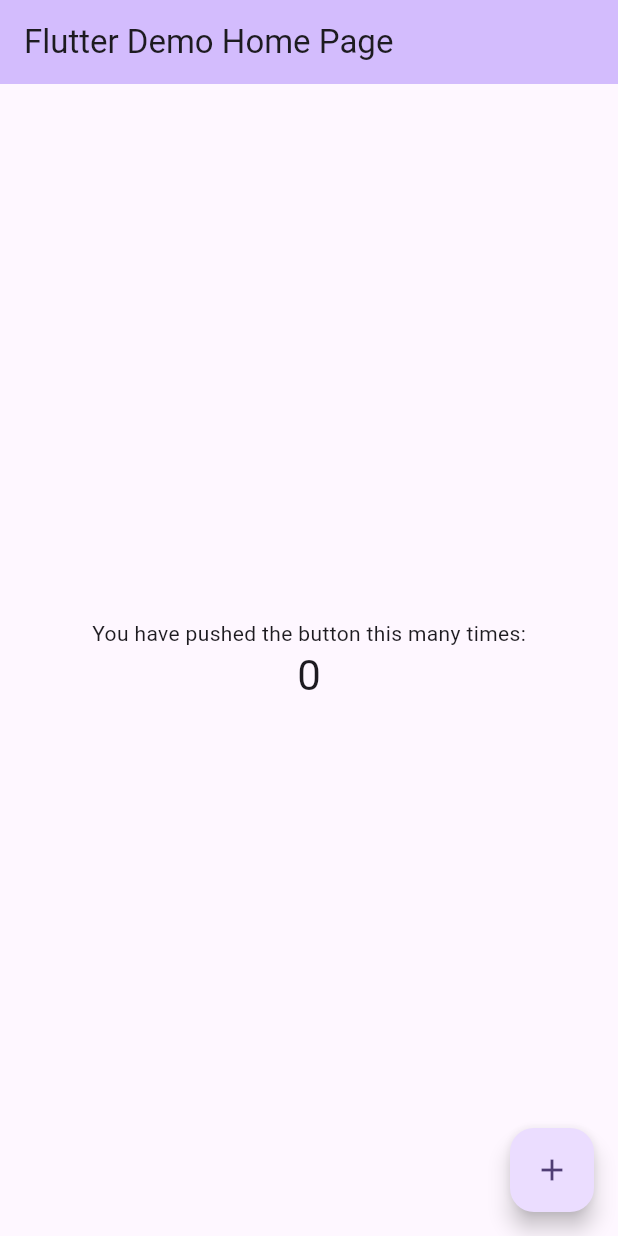
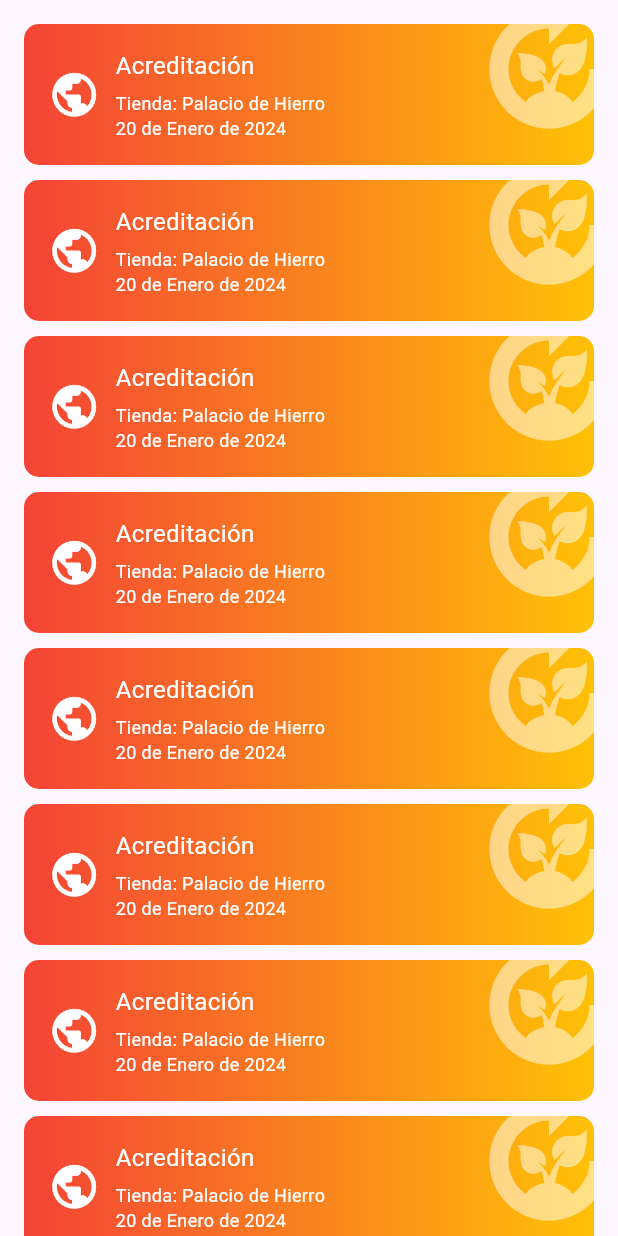
Before and after one commit to alexglzrys/flutter_slivers_list, a Flutter app: the screen it shows after launch, on a phone screen of 412 x 824 dp. Run offline on Flutter 3.47's test engine with Material 3 defaults, Android fonts, the light colour scheme and no system bars.

Commit message:
diseño básico - listado de elemetos

```diff
--- a/lib/main.dart
+++ b/lib/main.dart
@@ -1,125 +1,17 @@
 import 'package:flutter/material.dart';
+import 'package:sliver_list_flutter_app/widgets/accreditation_list.dart';
 
-void main() {
-  runApp(const MyApp());
-}
+void main() => runApp(const SliverListApp());
 
-class MyApp extends StatelessWidget {
-  const MyApp({super.key});
+class SliverListApp extends StatelessWidget {
+  const SliverListApp({super.key});
 
-  // This widget is the root of your application.
   @override
   Widget build(BuildContext context) {
-    return MaterialApp(
-      title: 'Flutter Demo',
-      theme: ThemeData(
-        // This is the theme of your application.
-        //
-        // TRY THIS: Try running your application with "flutter run". You'll see
-        // the application has a blue toolbar. Then, without quitting the app,
-        // try changing the seedColor in the colorScheme below to Colors.green
-        // and then invoke "hot reload" (save your changes or press the "hot
-        // reload" button in a Flutter-supported IDE, or press "r" if you used
-        // the command line to start the app).
-        //
-        // Notice that the counter didn't reset back to zero; the application
-        // state is not lost during the reload. To reset the state, use hot
-        // restart instead.
-        //
-        // This works for code too, not just values: Most code changes can be
-        // tested with just a hot reload.
-        colorScheme: ColorScheme.fromSeed(seedColor: Colors.deepPurple),
-        useMaterial3: true,
-      ),
-      home: const MyHomePage(title: 'Flutter Demo Home Page'),
+    return const MaterialApp(
+      debugShowCheckedModeBanner: false,
+      title: 'Sliver List App',
+      home: Scaffold(body: AccreditationList()),
     );
   }
 }
-
-class MyHomePage extends StatefulWidget {
-  const MyHomePage({super.key, required this.title});
-
-  // This widget is the home page of your application. It is stateful, meaning
-  // that it has a State object (defined below) that contains fields that affect
-  // how it looks.
-
-  // This class is the configuration for the state. It holds the values (in this
-  // case the title) provided by the parent (in this case the App widget) and
-  // used by the build method of the State. Fields in a Widget subclass are
-  // always marked "final".
-
-  final String title;
-
-  @override
-  State<MyHomePage> createState() => _MyHomePageState();
-}
-
-class _MyHomePageState extends State<MyHomePage> {
-  int _counter = 0;
-
-  void _incrementCounter() {
-    setState(() {
-      // This call to setState tells the Flutter framework that something has
-      // changed in this State, which causes it to rerun the build method below
-      // so that the display can reflect the updated values. If we changed
-      // _counter without calling setState(), then the build method would not be
-      // called again, and so nothing would appear to happen.
-      _counter++;
-    });
-  }
-
-  @override
-  Widget build(BuildContext context) {
-    // This method is rerun every time setState is called, for instance as done
-    // by the _incrementCounter method above.
-    //
-    // The Flutter framework has been optimized to make rerunning build methods
-    // fast, so that you can just rebuild anything that needs updating rather
-    // than having to individually change instances of widgets.
-    return Scaffold(
-      appBar: AppBar(
-        // TRY THIS: Try changing the color here to a specific color (to
-        // Colors.amber, perhaps?) and trigger a hot reload to see the AppBar
-        // change color while the other colors stay the same.
-        backgroundColor: Theme.of(context).colorScheme.inversePrimary,
-        // Here we take the value from the MyHomePage object that was created by
-        // the App.build method, and use it to set our appbar title.
-        title: Text(widget.title),
-      ),
-      body: Center(
-        // Center is a layout widget. It takes a single child and positions it
-        // in the middle of the parent.
-        child: Column(
-          // Column is also a layout widget. It takes a list of children and
-          // arranges them vertically. By default, it sizes itself to fit its
-          // children horizontally, and tries to be as tall as its parent.
-          //
-          // Column has various properties to control how it sizes itself and
-          // how it positions its children. Here we use mainAxisAlignment to
-          // center the children vertically; the main axis here is the vertical
-          // axis because Columns are vertical (the cross axis would be
-          // horizontal).
-          //
-          // TRY THIS: Invoke "debug painting" (choose the "Toggle Debug Paint"
-          // action in the IDE, or press "p" in the console), to see the
-          // wireframe for each widget.
-          mainAxisAlignment: MainAxisAlignment.center,
-          children: <Widget>[
-            const Text(
-              'You have pushed the button this many times:',
-            ),
-            Text(
-              '$_counter',
-              style: Theme.of(context).textTheme.headlineMedium,
-            ),
-          ],
-        ),
-      ),
-      floatingActionButton: FloatingActionButton(
-        onPressed: _incrementCounter,
-        tooltip: 'Increment',
-        child: const Icon(Icons.add),
-      ), // This trailing comma makes auto-formatting nicer for build methods.
-    );
-  }
-}
--- /dev/null
+++ b/lib/widgets/accreditation_item.dart
@@ -0,0 +1,71 @@
+import 'package:flutter/material.dart';
+
+// Widget que representa un elemento de una lista
+class AccreditationItem extends StatelessWidget {
+  const AccreditationItem({super.key});
+
+  @override
+  Widget build(BuildContext context) {
+    return Container(
+      decoration: BoxDecoration(
+        gradient: const LinearGradient(colors: [Colors.red, Colors.amber]),
+        borderRadius: BorderRadius.circular(10),
+      ),
+      // El item cuneta con información y in icono posicionado de forma absoluta
+      child: Stack(children: [
+        // Icono poscionado de forma absoluta con opacidad
+        Positioned(
+          right: -20,
+          top: -20,
+          child: Icon(
+            Icons.compost,
+            color: Colors.white.withOpacity(0.5),
+            size: 100,
+          ),
+        ),
+        // Información del elemento
+        const _InfoItem(),
+      ]),
+    );
+  }
+}
+
+// Widget que agrupa la información o textos a mostrar sobre el elemento de una lista
+class _InfoItem extends StatelessWidget {
+  const _InfoItem({
+    super.key,
+  });
+
+  @override
+  Widget build(BuildContext context) {
+    return Container(
+      padding: const EdgeInsets.all(16),
+      child: const Row(children: [
+        Icon(
+          Icons.public_sharp,
+          color: Colors.white,
+          size: 35,
+        ),
+        SizedBox(width: 10),
+        Column(
+          crossAxisAlignment: CrossAxisAlignment.start,
+          children: [
+            Text(
+              'Acreditación',
+              style: TextStyle(color: Colors.white, fontSize: 16),
+            ),
+            SizedBox(height: 5),
+            Text(
+              'Tienda: Palacio de Hierro',
+              style: TextStyle(color: Colors.white, fontSize: 12),
+            ),
+            Text(
+              '20 de Enero de 2024',
+              style: TextStyle(fontSize: 12, color: Colors.white),
+            ),
+          ],
+        ),
+      ]),
+    );
+  }
+}
--- /dev/null
+++ b/lib/widgets/accreditation_list.dart
@@ -0,0 +1,18 @@
+import 'package:flutter/material.dart';
+import 'package:sliver_list_flutter_app/widgets/accreditation_item.dart';
+
+// Widget que representa un listado de elementos
+class AccreditationList extends StatelessWidget {
+  const AccreditationList({super.key});
+
+  @override
+  Widget build(BuildContext context) {
+    return ListView.separated(
+        padding: const EdgeInsets.all(16),
+        itemBuilder: (context, index) => const AccreditationItem(),
+        separatorBuilder: (context, index) {
+          return const SizedBox(height: 10);
+        },
+        itemCount: 10);
+  }
+}
```
Also changed, not shown: 1 other file.
